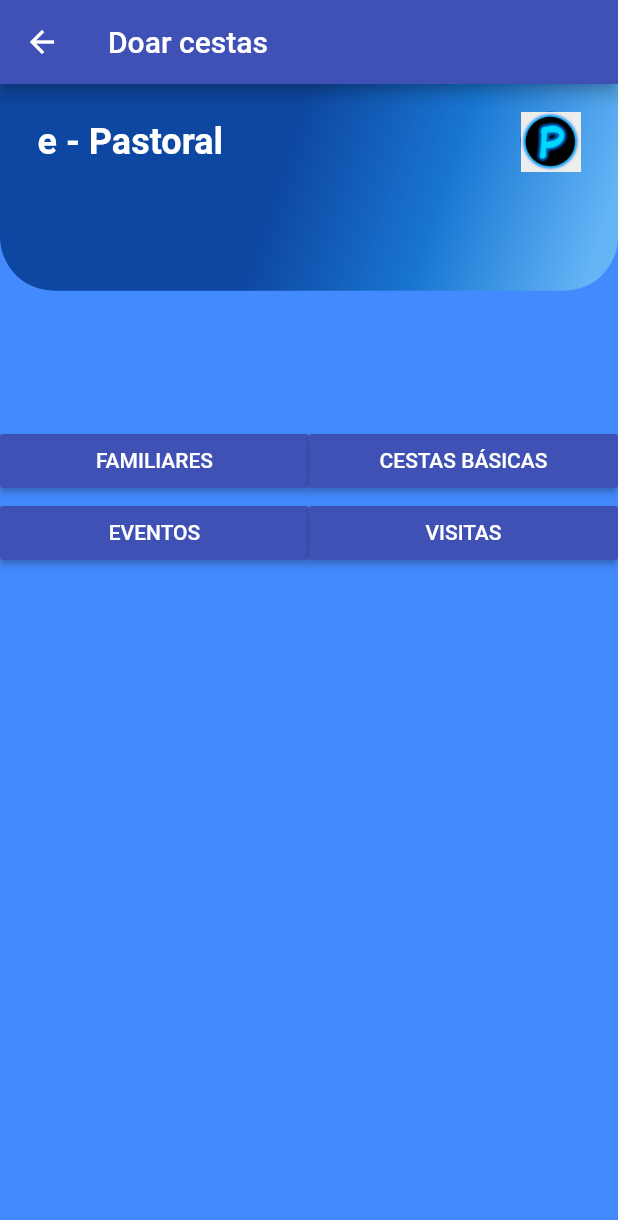
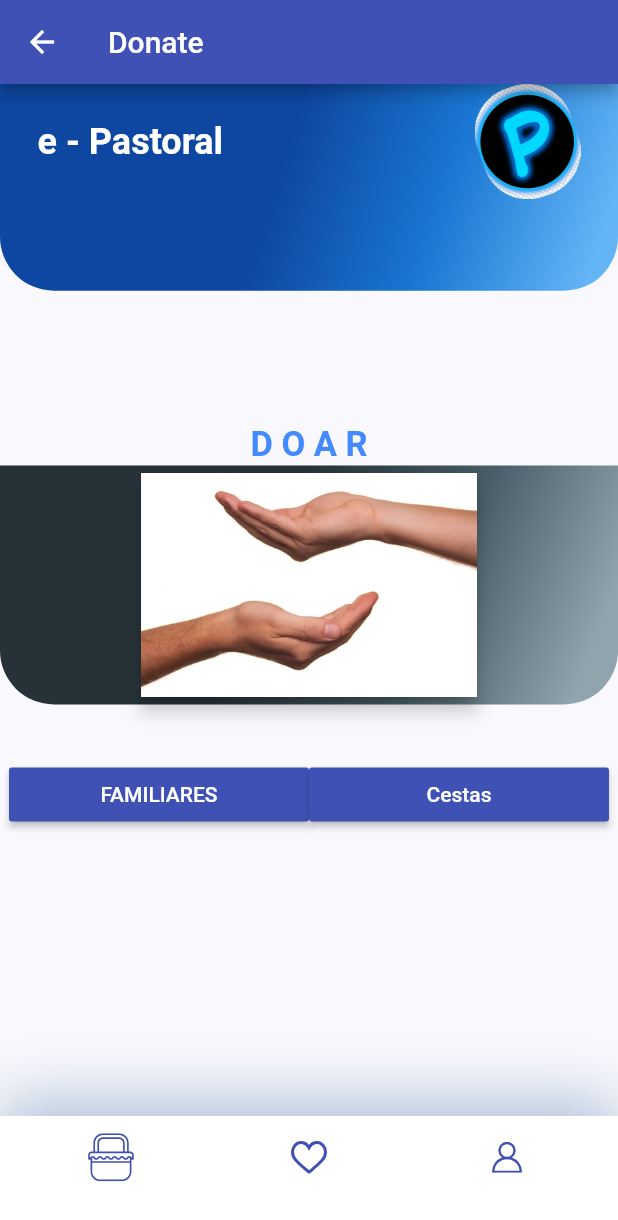
Before and after one commit to ricardoalvessantiago/Projetos, a Flutter app: the Body widget shown alone on an empty page, opened directly, scrolled down 82 dp, after a tap on "CLIQUE PARA DOAR", on a phone screen of 412 x 824 dp. Shown: the top 1220 px of the screen. Run offline on Flutter 3.47's test engine with Material 2 defaults, Android fonts, the phone set to English and light mode, and no system bars; our stand-ins replace carousel_slider, flutter_calendar_carousel, flutter_slidable, flutter_svg, image_picker, simple_animations and 1 more; missing offline and left inert: flutter_facebook_login; accounts and stored records are empty; network calls fail.

Commit message:
Enxuando os layouts

```diff
--- a/epastoral/lib/components/HomePage.dart
+++ /dev/null
@@ -1,101 +0,0 @@
-import 'package:epastoral/screens/home/components/header_with_seachbox.dart';
-import 'package:epastoral/views/user_list.dart';
-import 'package:flutter/cupertino.dart';
-import 'package:flutter/material.dart';
-
-import '../constants.dart';
-import 'Dashboard.dart';
-import 'my_bottom_nav_bar.dart';
-
-class HomePage extends StatelessWidget {
-  @override
-  Widget build(BuildContext context) {
-    Size size = MediaQuery.of(context).size;
-    return Scaffold(
-      appBar: AppBar(
-        backgroundColor: Colors.indigo,
-        title: Text('Doar cestas '),
-      ),
-
-      backgroundColor: Colors.blueAccent,
-
-      body: Container(
-        child: Center(
-          child: Column(
-            children: <Widget>[
-              HeaderWithSearchBox(size: size),
-              Container(
-                child: Row(
-                  mainAxisAlignment: MainAxisAlignment.spaceEvenly,
-                  children: <Widget>[
-                    Expanded(
-                      child: RaisedButton(
-                        highlightElevation: 50,
-                        color: Colors.indigo,
-                        child: Text('FAMILIARES',
-                            style: TextStyle(color: Colors.white)),
-                        onPressed: () {
-                          Navigator.push(context,
-                              MaterialPageRoute(builder: (context) {
-                            return UserList();
-                          }));
-                        },
-                      ),
-                    ),
-                    Expanded(
-                      child: RaisedButton(
-                        color: Colors.indigo,
-                        child: Text('CESTAS BÁSICAS',
-                            style: TextStyle(color: Colors.white)),
-                        onPressed: () {
-                          Navigator.push(context,
-                              MaterialPageRoute(builder: (context) {
-                            return UserList();
-                          }));
-                        },
-                      ),
-                    ),
-                  ],
-                ),
-              ),
-              Row(
-                mainAxisAlignment: MainAxisAlignment.spaceEvenly,
-                children: <Widget>[
-                  Expanded(
-                    child: RaisedButton(
-                      color: Colors.indigo,
-                      child:
-                          Text('EVENTOS', style: TextStyle(color: Colors.white)),
-                      onPressed: () {
-                        Navigator.push(context,
-                            MaterialPageRoute(builder: (context) {
-                          return UserList();
-                        }));
-                      },
-                    ),
-                  ),
-                  Expanded(
-                    child: RaisedButton(
-                      color: Colors.indigo,
-                      child:
-                          Text('VISITAS', style: TextStyle(color: Colors.white)),
-                      onPressed: () {
-                        Navigator.push(context,
-                            MaterialPageRoute(builder: (context) {
-                          return UserList();
-                        }));
-                      },
-                    ),
-                  ),
-                ],
-              ),
-            ],
-          ),
-
-        ),
-
-      ),
-
-    );
-  }
-}
--- a/epastoral/lib/components/Dashboard.dart
+++ b/epastoral/lib/components/dashboard.dart
@@ -10,9 +10,10 @@ class Dashboard extends StatelessWidget {
   Widget build(BuildContext context) {
     return CarouselSlider(
       options: CarouselOptions(
-        height: 400.0,
+        height: 185.0,
+
         aspectRatio: 16 / 9,
-        viewportFraction: 1.8,
+        viewportFraction: 1.9,
         initialPage: 0,
         enlargeCenterPage: true,
         scrollDirection: Axis.horizontal,
--- /dev/null
+++ b/epastoral/lib/components/donate.dart
@@ -0,0 +1,111 @@
+import 'package:epastoral/screens/home/components/header_with_seachbox.dart';
+import 'package:epastoral/views/user_list.dart';
+import 'package:flutter/cupertino.dart';
+import 'package:flutter/material.dart';
+
+import '../constants.dart';
+import 'dashboard.dart';
+import 'my_bottom_nav_bar.dart';
+
+class Donate extends StatelessWidget {
+  @override
+  Widget build(BuildContext context) {
+    Size size = MediaQuery.of(context).size;
+    return Scaffold(
+      appBar: AppBar(
+        backgroundColor: Colors.indigo,
+        title: Text('Donate'),
+      ),
+      body: Column(
+        mainAxisAlignment: MainAxisAlignment.start,
+        children: <Widget>[
+          HeaderWithSearchBox(size: size),
+          Text(
+            'D O A R',
+            style: TextStyle(
+              color: Colors.blueAccent,
+              fontSize: 23,
+              fontWeight: FontWeight.bold,
+            ),
+          ),
+          Row(
+            children: [
+              Expanded(
+                child: Container(
+                  padding: EdgeInsets.only(
+                    top: 1,
+                    left: 90,
+                    right: 90,
+                    bottom: 1,
+                  ),
+                  decoration: BoxDecoration(
+                    gradient: LinearGradient(
+                        begin: Alignment.topCenter,
+                        colors: [
+                          Colors.blueGrey[900],
+                          Colors.blueGrey[700],
+                          Colors.blueGrey[300]
+                        ]),
+                    borderRadius: BorderRadius.only(
+                      bottomLeft: Radius.circular(36),
+                      bottomRight: Radius.circular(36),
+                    ),
+                  ),
+                  child: Card(
+                    elevation: 5,
+                    child: Image.asset(
+                      'assets/images/doar.png',
+                      fit: BoxFit.contain,
+                    ),
+
+
+                  ),
+
+                ),
+
+              ),
+            ],
+
+          ),
+          Container(
+            height: 120,
+            width: 400,
+            child: Row(
+              mainAxisAlignment: MainAxisAlignment.start,
+              children: <Widget>[
+                Expanded(
+                  child: RaisedButton(
+                    highlightElevation: 50,
+                    color: Colors.indigo,
+                    child: Text('FAMILIARES',
+                        style: TextStyle(color: Colors.white)),
+                    onPressed: () {
+                      Navigator.push(context,
+                          MaterialPageRoute(builder: (context) {
+                        return UserList();
+                      }));
+                    },
+                  ),
+                ),
+                Expanded(
+                  child: RaisedButton(
+                    color: Colors.indigo,
+                    child:
+                        Text('Cestas', style: TextStyle(color: Colors.white)),
+                    onPressed: () {
+                      Navigator.push(context,
+                          MaterialPageRoute(builder: (context) {
+                        return UserList();
+                      }));
+                    },
+                  ),
+                ),
+              ],
+            ),
+          ),
+        ],
+      ),
+      bottomNavigationBar: MyBottomNavBar(),
+    );
+  }
+}
--- a/epastoral/lib/components/my_bottom_nav_bar.dart
+++ b/epastoral/lib/components/my_bottom_nav_bar.dart
@@ -1,4 +1,4 @@
-import 'package:epastoral/components/HomePage.dart';
+import 'package:epastoral/components/donate.dart';
 import 'package:epastoral/screens/details/details_screen.dart';
 import 'package:epastoral/views/user_form.dart';
 import 'package:epastoral/views/user_list.dart';
@@ -43,7 +43,7 @@ class MyBottomNavBar extends StatelessWidget {
               Navigator.push(
                 context,
                 MaterialPageRoute(
-                  builder: (context) => HomePage(),
+                  builder: (context) => Donate(),
                 ),
               );
             },
--- a/epastoral/lib/routes/app_routes.dart
+++ b/epastoral/lib/routes/app_routes.dart
@@ -8,4 +8,5 @@ class AppRoutes {
   static const USER_FORM = '/user-form';
   static const WidgetLogin = '/WidgetLogin';
   static const HomeScreen = '/HomeScreen';
+  static const Donate = '/Donate';
 }
--- a/epastoral/lib/screens/details/components/body.dart
+++ b/epastoral/lib/screens/details/components/body.dart
@@ -1,4 +1,4 @@
-import 'package:epastoral/components/HomePage.dart';
+import 'package:epastoral/components/donate.dart';
 import 'package:epastoral/routes/app_routes.dart';
 import 'package:epastoral/screens/home/components/header_with_seachbox.dart';
 import 'package:flutter/material.dart';
@@ -35,7 +35,7 @@ class Body extends StatelessWidget {
                     Navigator.push(
                         context,
                         MaterialPageRoute(
-                        builder: (context) => HomePage()),);
+                        builder: (context) => Donate()),);
                   },
                   child: Text(
                     "CLIQUE PARA DOAR",
@@ -55,7 +55,9 @@ class Body extends StatelessWidget {
                   ),
                   color: kTextColor
                   ,
-                  onPressed: () {},
+                  onPressed: () {
+
+                  },
                   child: Text("Descrição"),
                 ),
               ),
--- a/epastoral/lib/screens/home/components/header_with_seachbox.dart
+++ b/epastoral/lib/screens/home/components/header_with_seachbox.dart
@@ -45,7 +45,7 @@ class HeaderWithSearchBox extends StatelessWidget {
                       color: Colors.white, fontWeight: FontWeight.bold),
                 ),
                 Spacer(),
-               CircleAvatar(child: Image.asset("images/icon.png"))
+               Image.asset("images/icon.png"),
               ],
             ),
           ),
--- a/epastoral/pubspec.yaml
+++ b/epastoral/pubspec.yaml
@@ -25,8 +25,8 @@ dependencies:
     sdk: flutter
   provider:
   http:
-  transparent_image:
-  share:
+  # transparent_image:
+  # share:
   carousel_slider: ^2.3.1
   flutter_launcher_icons: ^0.8.1
   flutter_svg: ^0.19.0
```
Also changed, not shown: epastoral/lib/main.dart (+6 -5 lines), epastoral/lib/views/user_form.dart (+47 -13 lines), epastoral/assets/images/doar.png (added), epastoral/assets/images/img.png (deleted), epastoral/assets/images/img_main.png (deleted), epastoral/assets/images/logo.png (deleted), epastoral/images/icon.png, epastoral/pubspec.lock.
